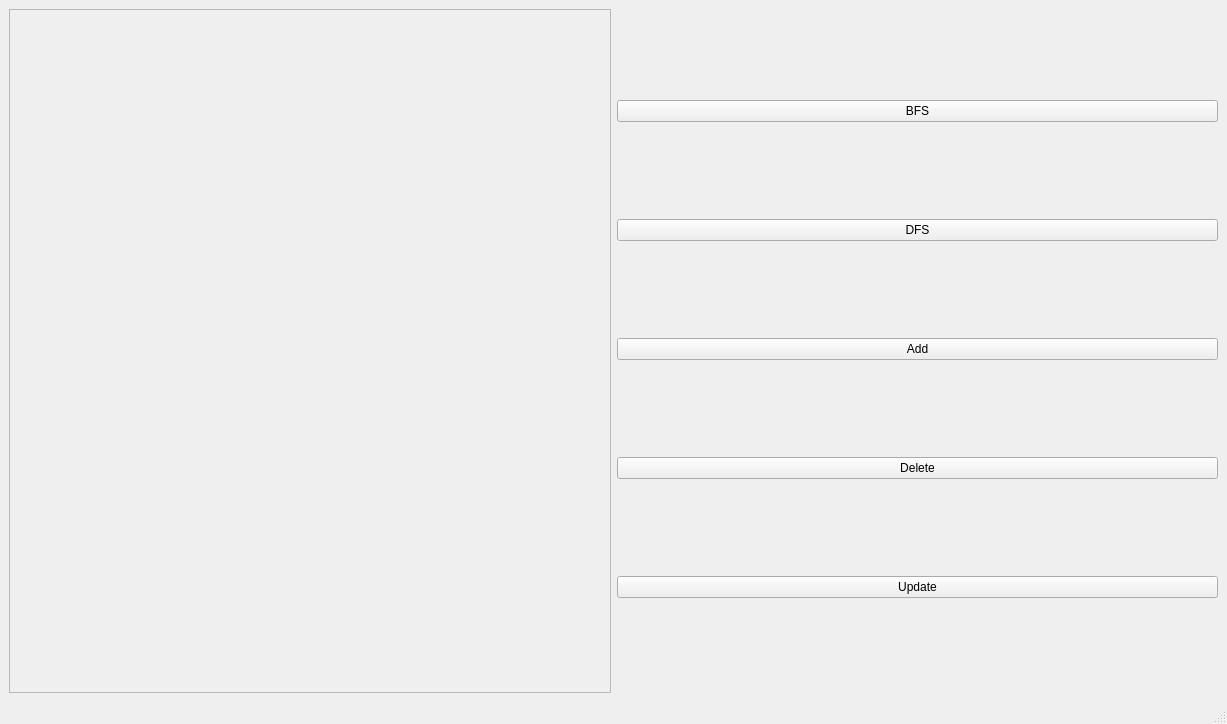
Before: the Qt Designer form src/home.ui in Ahmedwahdan2003/GuideMe, drawn with Qt 5.
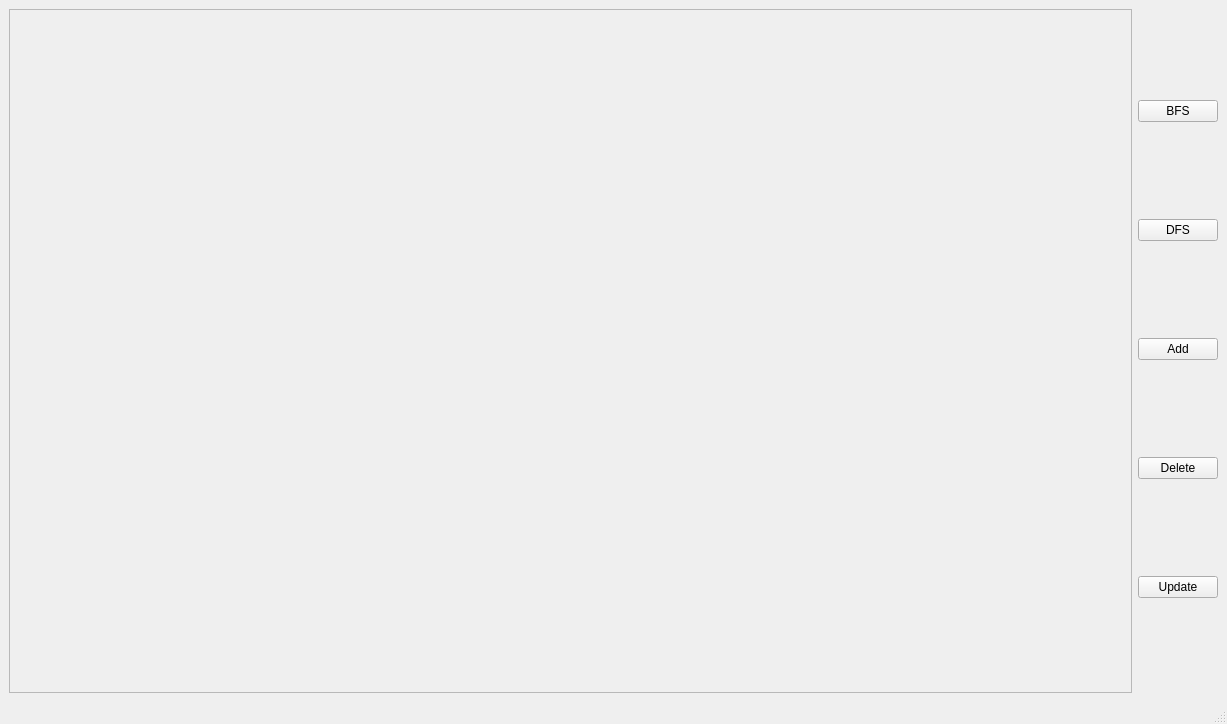
After: the same form once the commit is applied.

Diff of the .ui file:
```diff
--- a/src/home.ui
+++ b/src/home.ui
@@ -29,6 +29,12 @@
          <property name="orientation">
           <enum>Qt::Horizontal</enum>
          </property>
+         <property name="sizeHint" stdset="0">
+          <size>
+           <width>0</width>
+           <height>0</height>
+          </size>
+         </property>
         </spacer>
        </item>
       </layout>
```
Left out of the diff: 10 changed lines with no effect on the pictures.
